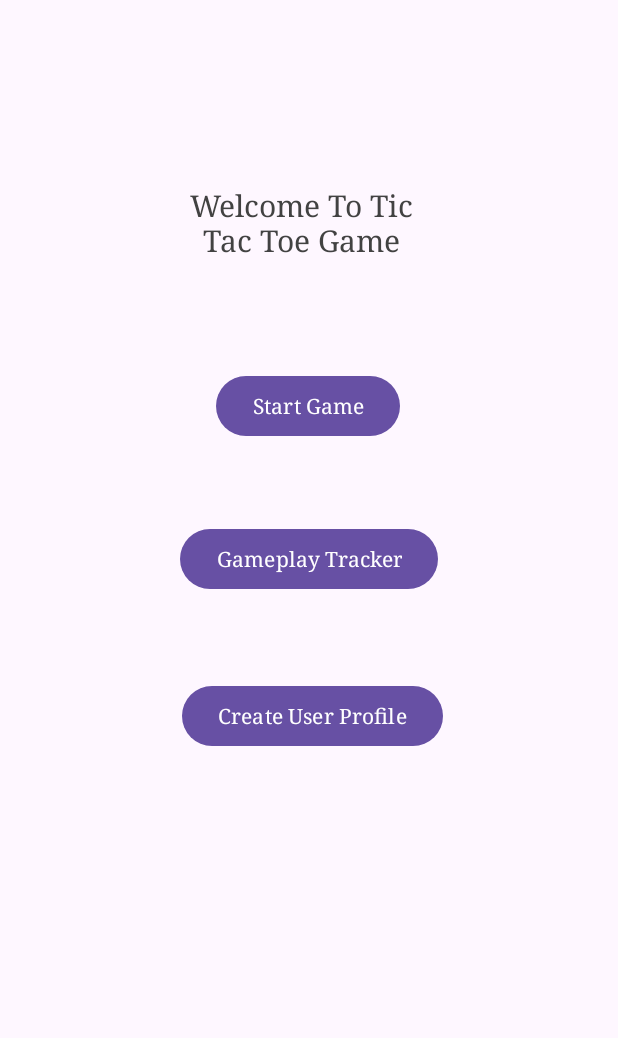
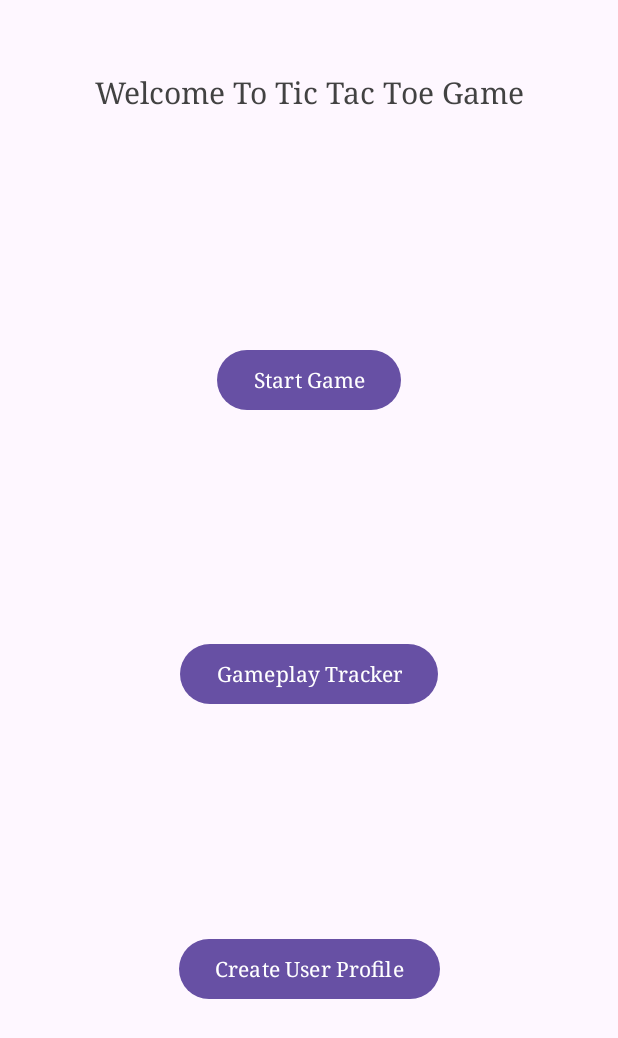
Before and after one commit to swidwicky/tictactoeGame, an Android app: the MainMenuFragment screen opened directly, with no data from a screen before it, on a phone screen of 412 x 824 dp. Shown: the top 1038 px of the screen. Run offline under Robolectric (Android 15) with nearby library versions, the phone set to English and light mode, and no system bars.

Commit message:
Alot of bloody changes fuck everyone!

```diff
--- a/app/src/main/res/layout/fragment_game.xml
+++ b/app/src/main/res/layout/fragment_game.xml
@@ -152,6 +152,19 @@
             app:layout_constraintHorizontal_bias="0.5"
             app:layout_constraintVertical_bias="0.5" />
 
+        <!-- Toggle Game Mode button centered below the "Back" button -->
+        <Button
+            android:id="@+id/toggleGameModeButton"
+            android:layout_width="wrap_content"
+            android:layout_height="wrap_content"
+            android:text="Toggle Game Mode"
+            app:layout_constraintTop_toBottomOf="@+id/backButton"
+            app:layout_constraintBottom_toBottomOf="parent"
+            app:layout_constraintStart_toStartOf="parent"
+            app:layout_constraintEnd_toEndOf="parent"
+            app:layout_constraintHorizontal_bias="0.5"
+            app:layout_constraintVertical_bias="0.5" />
+
     </LinearLayout>
 
 </androidx.constraintlayout.widget.ConstraintLayout>
--- a/app/src/main/res/layout/fragment_main_menu.xml
+++ b/app/src/main/res/layout/fragment_main_menu.xml
@@ -1,5 +1,6 @@
 <?xml version="1.0" encoding="utf-8"?>
-<androidx.constraintlayout.widget.ConstraintLayout xmlns:android="http://schemas.android.com/apk/res/android"
+<androidx.constraintlayout.widget.ConstraintLayout
+    xmlns:android="http://schemas.android.com/apk/res/android"
     xmlns:app="http://schemas.android.com/apk/res-auto"
     xmlns:tools="http://schemas.android.com/tools"
     android:id="@+id/mainMenuFragment"
@@ -7,46 +8,53 @@
     android:layout_height="match_parent"
     tools:context=".Fragments.MainMenuFragment">
 
+    <!-- TextView at the top -->
     <TextView
         android:id="@+id/WelcomeTextView"
-        android:layout_width="185dp"
-        android:layout_height="58dp"
+        android:layout_width="wrap_content"
+        android:layout_height="wrap_content"
         android:text="Welcome To Tic Tac Toe Game"
         android:textColor="@color/cardview_dark_background"
-        android:textSize="20dp"
+        android:textSize="20sp"
         android:textAlignment="center"
         android:fontFamily="serif"
-        app:layout_constraintBottom_toBottomOf="parent"
+        app:layout_constraintTop_toTopOf="parent"
+        app:layout_constraintStart_toStartOf="parent"
         app:layout_constraintEnd_toEndOf="parent"
-        app:layout_constraintHorizontal_bias="0.473"
-        app:layout_constraintStart_toStartOf="parent"
-        app:layout_constraintTop_toTopOf="parent"
-        app:layout_constraintVertical_bias="0.146" />
+        android:layout_marginTop="32dp"/>
 
+    <!-- Guideline for button gap (adjust ratio for desired gap) -->
+    <androidx.constraintlayout.widget.Guideline
+        android:id="@+id/guideline"
+        android:layout_width="wrap_content"
+        android:layout_height="wrap_content"
+        android:orientation="horizontal"
+        app:layout_constraintGuide_begin="366dp" />
+
+    <!-- Buttons with different gaps based on orientation -->
     <Button
         android:id="@+id/startGameButton"
         android:layout_width="wrap_content"
         android:layout_height="wrap_content"
-        android:layout_marginTop="176dp"
         android:text="Start Game"
         android:fontFamily="serif"
+        app:layout_constraintTop_toBottomOf="@+id/WelcomeTextView"
+        app:layout_constraintStart_toStartOf="parent"
+        app:layout_constraintEnd_toEndOf="parent"
         app:layout_constraintBottom_toTopOf="@+id/GamePlayTrackerButton"
-        app:layout_constraintEnd_toEndOf="parent"
-        app:layout_constraintHorizontal_bias="0.498"
-        app:layout_constraintStart_toStartOf="parent"
-        app:layout_constraintTop_toTopOf="parent" />
+        android:layout_marginTop="16dp"/>
 
     <Button
         android:id="@+id/GamePlayTrackerButton"
         android:layout_width="wrap_content"
         android:layout_height="wrap_content"
-        android:layout_marginTop="276dp"
         android:text="Gameplay Tracker"
         android:fontFamily="serif"
+        app:layout_constraintTop_toBottomOf="@+id/startGameButton"
+        app:layout_constraintStart_toStartOf="parent"
+        app:layout_constraintEnd_toEndOf="parent"
         app:layout_constraintBottom_toTopOf="@+id/UserProfileButton"
-        app:layout_constraintEnd_toEndOf="parent"
-        app:layout_constraintStart_toStartOf="parent"
-        app:layout_constraintTop_toTopOf="parent" />
+        android:layout_marginTop="10dp"/> <!-- Adjust margin for the desired gap -->
 
     <Button
         android:id="@+id/UserProfileButton"
@@ -54,11 +62,10 @@
         android:layout_height="wrap_content"
         android:text="Create User Profile"
         android:fontFamily="serif"
+        app:layout_constraintTop_toBottomOf="@+id/GamePlayTrackerButton"
+        app:layout_constraintStart_toStartOf="parent"
+        app:layout_constraintEnd_toEndOf="parent"
         app:layout_constraintBottom_toBottomOf="parent"
-        app:layout_constraintEnd_toEndOf="parent"
-        app:layout_constraintHorizontal_bias="0.51"
-        app:layout_constraintStart_toStartOf="parent"
-        app:layout_constraintTop_toTopOf="parent"
-        app:layout_constraintVertical_bias="0.588" />
+        android:layout_marginTop="10dp"/>
 
 </androidx.constraintlayout.widget.ConstraintLayout>
```
